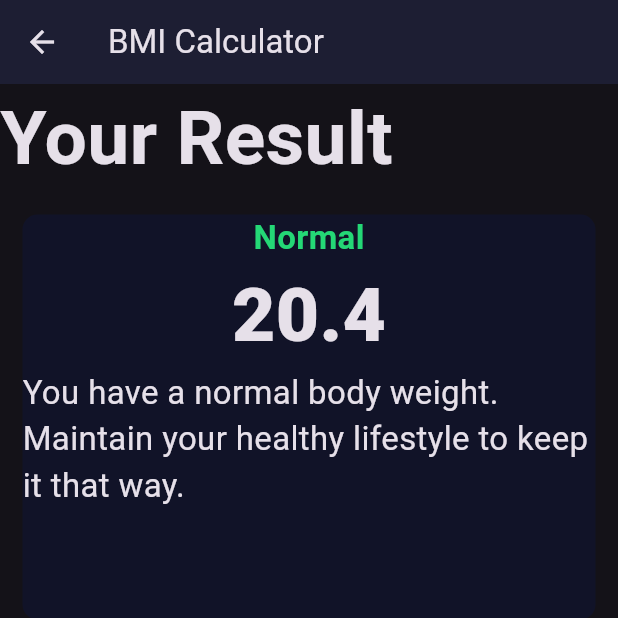
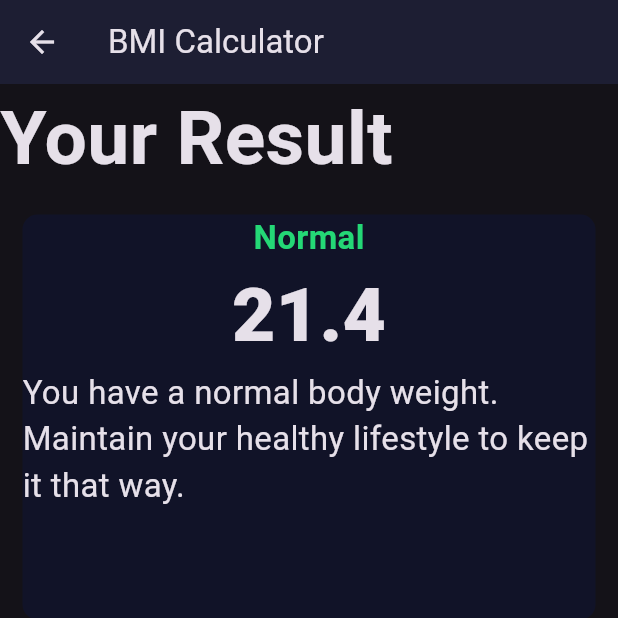
Before and after one commit to MahmoudKatr/bmi_calculate, a Flutter app: the screen it shows after launch, after a tap on "CALCULATE", on a phone screen of 412 x 824 dp, the top half of it. Run offline on Flutter 3.47's test engine with Material 3 defaults, Android fonts, the phone set to English and light mode, and no system bars; our stand-ins replace font_awesome_flutter.

```diff
--- a/lib/bmi_calculate.dart
+++ b/lib/bmi_calculate.dart
@@ -1,11 +1,17 @@
 import 'dart:math';
 
 class BMICalculator {
-  BMICalculator({required this.height, required this.weight});
+  BMICalculator({
+    required this.height,
+    required this.weight,
+    required this.gender,
+  });
 
   final double height; // Height in cm
   final double weight; // Weight in kg
   double _bmi = 0;
+  final String gender; // 'male' or 'female'
+
   String category = '';
   String advice = '';
 
@@ -16,6 +22,15 @@ class BMICalculator {
 
     // Calculate BMI
     _bmi = weight / pow(height / 100, 2);
+    print(gender);
+    // Adjust BMI calculation for gender if necessary
+    if (gender.toLowerCase() == "male") {
+      _bmi = _bmi * 1.05; // Example adjustment for males
+    } else if (gender.toLowerCase() == "female") {
+      _bmi = _bmi * 0.95; // Example adjustment for females
+    } else {
+      throw ArgumentError("Gender must be 'male' or 'female'.");
+    }
 
     // Determine category and advice
     category = _getCategory();
--- a/lib/view/home_page.dart
+++ b/lib/view/home_page.dart
@@ -168,6 +168,7 @@ class _HomePageState extends State<HomePage> {
               BMICalculator calculator = BMICalculator(
                 weight: weight.toDouble(),
                 height: height.toDouble(),
+                gender: selectedGender.name.toString(),
               );
               calculator.calculateBMI();
               Navigator.push(
```
